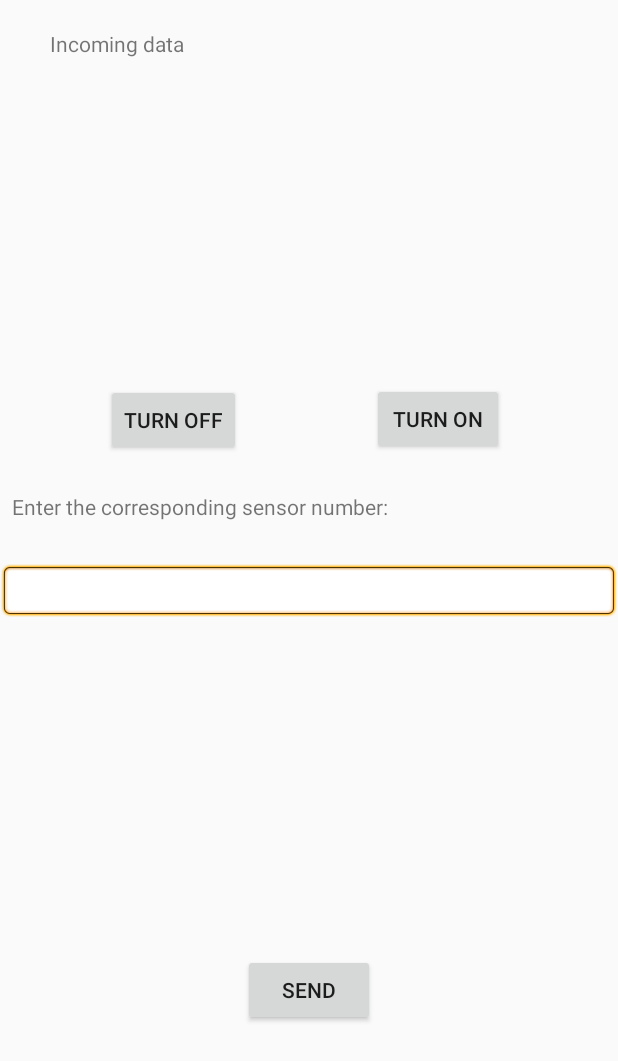
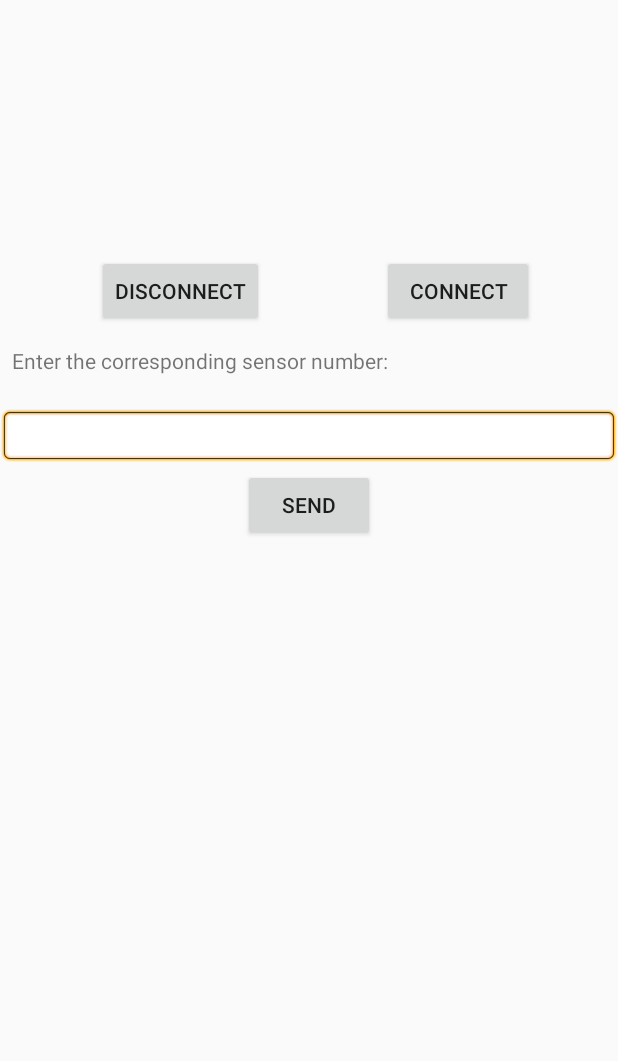
Before and after one commit to BlackIce21/bleTest2, an Android app: the screen it shows after launch (MainActivity), on a phone screen of 412 x 824 dp. Shown: the top 1061 px of the screen. Run offline under Robolectric (Android 15) with nearby library versions, the phone set to English and light mode, and no system bars.

Commit message:
TView Fix

```diff
--- a/app/src/main/res/layout/activity_main.xml
+++ b/app/src/main/res/layout/activity_main.xml
@@ -26,41 +26,41 @@
         android:id="@+id/entry"
         android:layout_width="fill_parent"
         android:layout_height="wrap_content"
-        android:layout_marginBottom="8dp"
-        android:layout_marginTop="252dp"
+        android:layout_marginTop="272dp"
         android:background="@android:drawable/editbox_background"
-        app:layout_constraintBottom_toTopOf="@+id/send"
         app:layout_constraintEnd_toEndOf="parent"
-        app:layout_constraintTop_toTopOf="parent"
-        app:layout_constraintVertical_bias="0.363" />
+        app:layout_constraintTop_toTopOf="parent" />
 
     <Button
         android:id="@+id/open"
-        android:layout_width="wrap_content"
+        android:layout_width="101dp"
         android:layout_height="wrap_content"
         android:layout_alignParentRight="true"
         android:layout_marginBottom="8dp"
-        android:layout_marginEnd="76dp"
+        android:layout_marginEnd="56dp"
         android:layout_marginTop="132dp"
-        android:text="Turn on"
+        android:text="Connect"
         app:layout_constraintBottom_toTopOf="@+id/setSensor"
         app:layout_constraintEnd_toEndOf="parent"
         app:layout_constraintTop_toTopOf="parent"
-        app:layout_constraintVertical_bias="0.882" />
+        app:layout_constraintVertical_bias="0.886" />
 
     <Button
         android:id="@+id/send"
         android:layout_width="wrap_content"
         android:layout_height="wrap_content"
         android:layout_alignTop="@id/open"
-        android:layout_marginBottom="140dp"
+        android:layout_marginBottom="8dp"
         android:layout_marginEnd="8dp"
         android:layout_marginStart="8dp"
+        android:layout_marginTop="4dp"
         android:layout_toLeftOf="@id/open"
         android:text="Send"
         app:layout_constraintBottom_toBottomOf="parent"
         app:layout_constraintEnd_toEndOf="parent"
-        app:layout_constraintStart_toStartOf="parent" />
+        app:layout_constraintStart_toStartOf="parent"
+        app:layout_constraintTop_toBottomOf="@+id/entry"
+        app:layout_constraintVertical_bias="0.0" />
 
     <Button
         android:id="@+id/close"
@@ -72,7 +72,7 @@
         android:layout_marginStart="8dp"
         android:layout_marginTop="132dp"
         android:layout_toLeftOf="@id/send"
-        android:text="Turn off"
+        android:text="Disconnect"
         app:layout_constraintBottom_toTopOf="@+id/setSensor"
         app:layout_constraintEnd_toStartOf="@+id/open"
         app:layout_constraintHorizontal_bias="0.443"
@@ -82,13 +82,15 @@
 
     <TextView
         android:id="@+id/label"
-        android:layout_width="347dp"
-        android:layout_height="146dp"
+        android:layout_width="373dp"
+        android:layout_height="152dp"
         android:layout_marginBottom="8dp"
         android:layout_marginEnd="8dp"
         android:layout_marginStart="8dp"
         android:layout_marginTop="8dp"
-        android:text="Incoming data"
+        android:lines="10"
+        android:maxLines="10"
+        android:text=""
         app:layout_constraintBottom_toTopOf="@+id/setSensor"
         app:layout_constraintEnd_toEndOf="parent"
         app:layout_constraintHorizontal_bias="0.523"
```
Also changed, not shown: app/src/main/java/com/example/adit/bletest2/MainActivity.java (+9 -9 lines).
